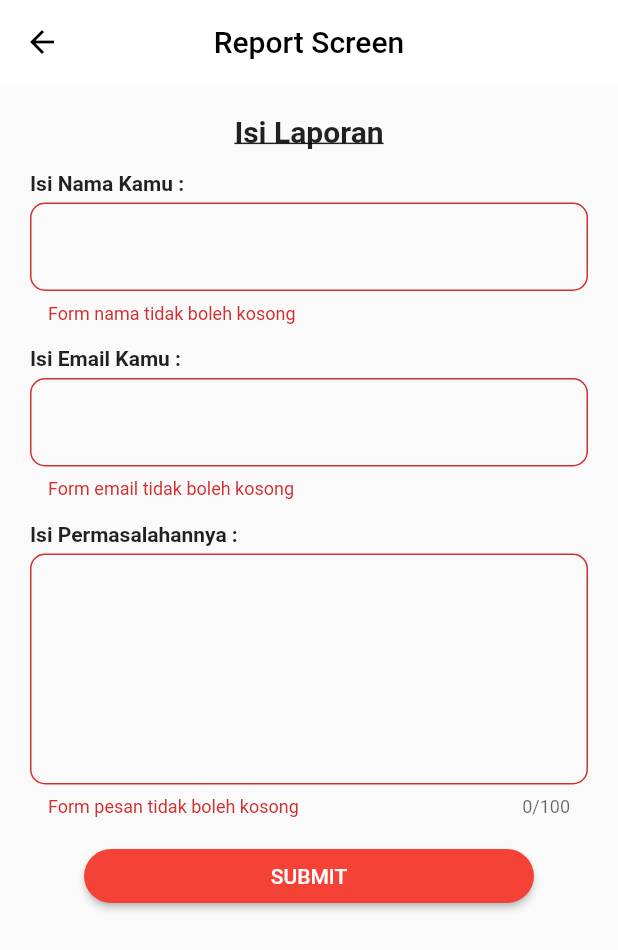
After one commit to Kevinpq85/project_alta, a Flutter app: the ReportScreen screen opened directly, after a tap on "SUBMIT", on a phone screen of 412 x 824 dp. The commit adds this screen. Shown: the top 950 px of the screen. Run offline on Flutter 3.47's test engine with Material 2 defaults, Android fonts, the phone set to English and light mode, and no system bars; our stand-ins replace carousel_slider, dio, fluttertoast; network calls fail; Roboto replaces fonts that are missing (lato).

Commit message:
update revisi

```diff
--- /dev/null
+++ b/project_alta/lib/Data_API/report_data.dart
@@ -0,0 +1,26 @@
+import 'dart:convert';
+
+import 'package:dio/dio.dart';
+import 'package:project_alta/Model/report_model.dart';
+
+class ReportApi {
+  static Future sendReport({ReportModel? report}) async {
+    try {
+      var response =
+          await Dio().post("https://api.emailjs.com/api/v1.0/email/send",
+              options: Options(headers: {
+                'origin': 'http://localhost',
+                'Content-Type': 'application/json',
+              }),
+              data: jsonEncode({
+                'service_id': 'service_ukmjgxu',
+                'template_id': 'template_jed70il',
+                'user_id': '0UrrU7j95xfRRHcp-',
+                'template_params': report
+              }));
+      return response;
+    } on Exception catch (_) {
+      throw Exception("Failed Post");
+    }
+  }
+}
--- /dev/null
+++ b/project_alta/lib/Model/report_model.dart
@@ -0,0 +1,24 @@
+class ReportModel {
+  final String judulResep;
+  final String message;
+  final String email;
+  final String name;
+
+  ReportModel(
+      {required this.judulResep,
+      required this.message,
+      required this.email,
+      required this.name});
+  factory ReportModel.fromJson(Map<String, dynamic> json) => ReportModel(
+      judulResep: json['judulResep'],
+      message: json['message'],
+      email: json['email'],
+      name: json['name']);
+
+  Map<String, dynamic> toJson() => {
+        "judulResep": judulResep,
+        "message": message,
+        "email": email,
+        "name": name
+      };
+}
--- a/project_alta/lib/View/HomeView/home_screen.dart
+++ b/project_alta/lib/View/HomeView/home_screen.dart
@@ -5,6 +5,7 @@ import 'package:project_alta/View/HomeView/HomeBox/food_box.dart';
 import 'package:project_alta/View/HomeView/HomeBox/header_box.dart';
 import 'package:project_alta/View/HomeView/HomeBox/item_box.dart';
 import 'package:project_alta/View/HomeView/HomeBox/kategori_box.dart';
+import 'package:project_alta/View/Report/report_screen.dart';
 import 'package:project_alta/View/kategori_screen.dart';
 import 'package:project_alta/View/see_all_meal.dart';
 
@@ -15,6 +16,14 @@ class HomeScreen extends StatelessWidget {
   Widget build(BuildContext context) {
     return Scaffold(
       backgroundColor: Colors.white,
+      floatingActionButton: FloatingActionButton(
+        child: const Icon(Icons.report),
+        backgroundColor: const Color.fromARGB(255, 255, 0, 0),
+        onPressed: () {
+          Navigator.of(context).push(MaterialPageRoute(
+              builder: (_) => const ReportScreen(judul: "Isi Laporan")));
+        },
+      ),
       body: ListView(
         physics: const BouncingScrollPhysics(),
         shrinkWrap: true,
--- /dev/null
+++ b/project_alta/lib/View/Report/report_screen.dart
@@ -0,0 +1,162 @@
+import 'package:flutter/material.dart';
+import 'package:fluttertoast/fluttertoast.dart';
+import 'package:project_alta/Model/report_model.dart';
+import 'package:project_alta/View/Report/report_view_model.dart';
+import 'package:provider/provider.dart';
+
+class ReportScreen extends StatefulWidget {
+  final String judul;
+  const ReportScreen({Key? key, required this.judul}) : super(key: key);
+
+  @override
+  State<ReportScreen> createState() => _ReportScreenState();
+}
+
+class _ReportScreenState extends State<ReportScreen> {
+  final _messageEditingController = TextEditingController();
+  final _emailEditingController = TextEditingController();
+  final _nameEditingController = TextEditingController();
+
+  final _formKey = GlobalKey<FormState>();
+  @override
+  Widget build(BuildContext context) {
+    final report = Provider.of<ReportViewModel>(context);
+    return Scaffold(
+      appBar: AppBar(
+        elevation: 0,
+        iconTheme: const IconThemeData(color: Colors.black),
+        backgroundColor: Colors.white,
+        title:
+            const Text("Report Screen", style: TextStyle(color: Colors.black)),
+        centerTitle: true,
+      ),
+      body: ListView(children: [
+        Form(
+            key: _formKey,
+            child: Padding(
+              padding: const EdgeInsets.all(20.0),
+              child: Column(
+                crossAxisAlignment: CrossAxisAlignment.start,
+                children: [
+                  Center(
+                    child: Text(
+                      widget.judul.toString(),
+                      style: const TextStyle(
+                          fontSize: 20,
+                          decoration: TextDecoration.underline,
+                          fontWeight: FontWeight.bold),
+                    ),
+                  ),
+                  const SizedBox(height: 15),
+                  const Text("Isi Nama Kamu :",
+                      style: TextStyle(fontWeight: FontWeight.bold)),
+                  const SizedBox(
+                    height: 5,
+                  ),
+                  TextFormField(
+                      key: const Key("name_field"),
+                      textInputAction: TextInputAction.next,
+                      controller: _nameEditingController,
+                      decoration: InputDecoration(
+                        border: OutlineInputBorder(
+                            borderRadius: BorderRadius.circular(10.0)),
+                      ),
+                      validator: (value) {
+                        if (value!.isEmpty) {
+                          return "Form nama tidak boleh kosong";
+                        }
+                        return null;
+                      }),
+                  const SizedBox(height: 15),
+                  const Text("Isi Email Kamu :",
+                      style: TextStyle(fontWeight: FontWeight.bold)),
+                  const SizedBox(
+                    height: 5,
+                  ),
+                  TextFormField(
+                      key: const Key("email_field"),
+                      textInputAction: TextInputAction.next,
+                      controller: _emailEditingController,
+                      decoration: InputDecoration(
+                        border: OutlineInputBorder(
+                            borderRadius: BorderRadius.circular(10.0)),
+                      ),
+                      validator: (value) {
+                        if (value!.isEmpty) {
+                          return "Form email tidak boleh kosong";
+                        }
+                        if (!RegExp("^[a-zA-Z0-9+_.-]+@[a-zA-Z0-9.-]+.[a-z]")
+                            .hasMatch(value)) {
+                          return "Gunakan email yang valid";
+                        }
+                        return null;
+                      }),
+                  const SizedBox(height: 15),
+                  const Text("Isi Permasalahannya :",
+                      style: TextStyle(fontWeight: FontWeight.bold)),
+                  const SizedBox(
+                    height: 5,
+                  ),
+                  TextFormField(
+                      key: const Key("message_field"),
+                      textInputAction: TextInputAction.next,
+                      maxLines: 6,
+                      maxLength: 100,
+                      controller: _messageEditingController,
+                      decoration: InputDecoration(
+                        border: OutlineInputBorder(
+                            borderRadius: BorderRadius.circular(10.0)),
+                      ),
+                      validator: (value) {
+                        if (value!.isEmpty) {
+                          return "Form pesan tidak boleh kosong";
+                        }
+                        return null;
+                      }),
+                  const SizedBox(height: 15),
+                  Center(
+                    child: SizedBox(
+                      width: 300,
+                      child: ElevatedButton(
+                        style: ButtonStyle(
+                            backgroundColor:
+                                MaterialStateProperty.all(Colors.red),
+                            shape: MaterialStateProperty.all<
+                                RoundedRectangleBorder>(RoundedRectangleBorder(
+                              borderRadius: BorderRadius.circular(20),
+                            ))),
+                        child: const Text(
+                          "SUBMIT",
+                          style: TextStyle(color: Colors.white),
+                        ),
+                        onPressed: () {
+                          if (_formKey.currentState!.validate()) {
+                            _formKey.currentState!.save();
+
+                            report.postReport(ReportModel(
+                                judulResep: widget.judul.toString(),
+                                message: _messageEditingController.text,
+                                email: _emailEditingController.text,
+                                name: _nameEditingController.text));
+
+                            _messageEditingController.clear();
+                            _emailEditingController.clear();
+                            _nameEditingController.clear();
+
+                            Fluttertoast.showToast(
+                                toastLength: Toast.LENGTH_SHORT,
+                                backgroundColor: Colors.red,
+                                textColor: Colors.white,
+                                msg: 'Berhasil Terkirim');
+                          }
+                        },
+                      ),
+                    ),
+                  ),
+                ],
+              ),
+            )),
+      ]),
+    );
+  }
+}
--- /dev/null
+++ b/project_alta/lib/View/Report/report_view_model.dart
@@ -0,0 +1,8 @@
+import 'package:flutter/cupertino.dart';
+import 'package:project_alta/Data_API/report_data.dart';
+
+class ReportViewModel extends ChangeNotifier {
+  postReport(report) async {
+    await ReportApi.sendReport(report: report);
+  }
+}
--- a/project_alta/lib/main.dart
+++ b/project_alta/lib/main.dart
@@ -1,5 +1,6 @@
 import 'package:flutter/material.dart';
 import 'package:project_alta/View/HomeView/home_view_model.dart';
+import 'package:project_alta/View/Report/report_view_model.dart';
 import 'package:project_alta/View/SplachView/splash_screen.dart';
 import 'package:provider/provider.dart';
 
@@ -13,7 +14,11 @@ class MyApp extends StatelessWidget {
   @override
   Widget build(BuildContext context) {
     return MultiProvider(
-      providers: [ChangeNotifierProvider(create: (_) => HomeViewModel())],
+      providers: [
+        ChangeNotifierProvider<HomeViewModel>(create: (_) => HomeViewModel()),
+        ChangeNotifierProvider<ReportViewModel>(
+            create: (_) => ReportViewModel())
+      ],
       child: MaterialApp(
         theme: ThemeData(fontFamily: 'lato'),
         home: const SplachScreen(),
--- a/project_alta/pubspec.yaml
+++ b/project_alta/pubspec.yaml
@@ -40,6 +40,7 @@ dependencies:
   url_launcher: ^6.1.2
   carousel_slider: ^4.1.1
   provider: ^6.0.2
+  fluttertoast: ^8.0.9
 
 dev_dependencies:
   flutter_test:
```
Also changed, not shown: project_alta/pubspec.lock, 1 other file.
